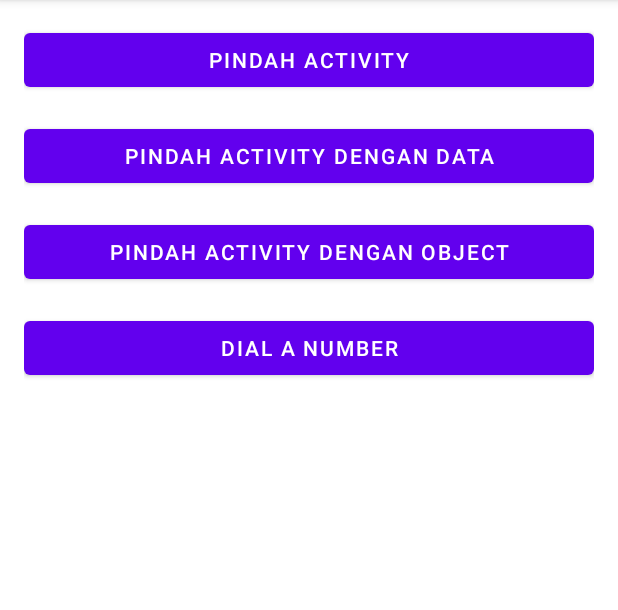
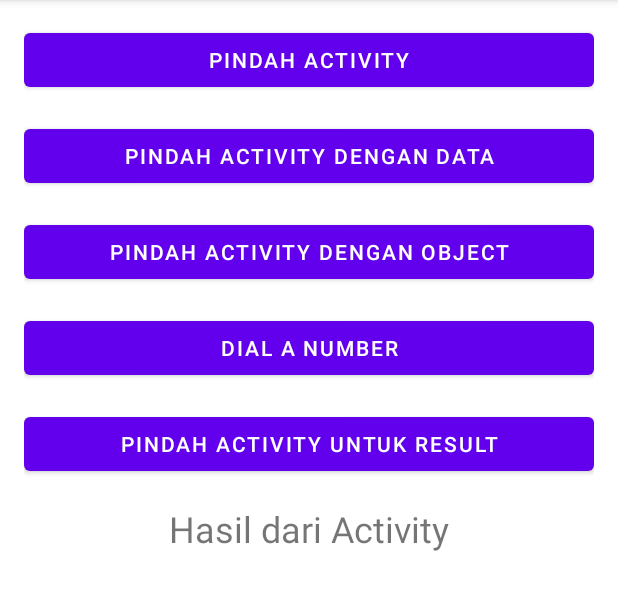
Before and after one commit to AryaSuryaaa/belajar-membuat-aplikasi-android-untuk-pemula, an Android app: the screen it shows after launch (MainActivity), on a phone screen of 412 x 824 dp, the part 84-694 px from its top. Run offline under Robolectric (Android 15) with nearby library versions, the phone set to English and light mode, and no system bars.

Commit message:
Add layout button dan text view di activity_main.xml

```diff
--- a/LatihanIntent/app/src/main/res/layout/activity_main.xml
+++ b/LatihanIntent/app/src/main/res/layout/activity_main.xml
@@ -36,6 +36,19 @@
         android:layout_marginBottom="16dp"
         android:text="@string/dial_number" />
 
+    <Button
+        android:id="@+id/btn_move_for_result"
+        android:layout_width="match_parent"
+        android:layout_height="wrap_content"
+        android:layout_marginBottom="16dp"
+        android:text="@string/move_with_result"/>
 
+    <TextView
+        android:id="@+id/tv_result"
+        android:layout_width="match_parent"
+        android:layout_height="wrap_content"
+        android:gravity="center"
+        android:text="@string/result_from_activity"
+        android:textSize="24sp"/>
 
 </LinearLayout>
```
